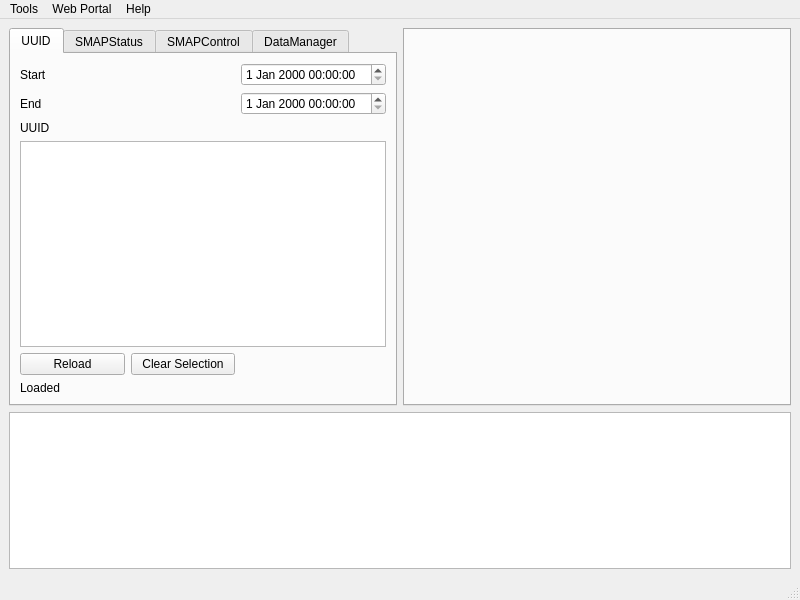
The window that gui/ui/weatherclientmain.ui (yshao/weathergit) describes before a commit, drawn with Qt 5.
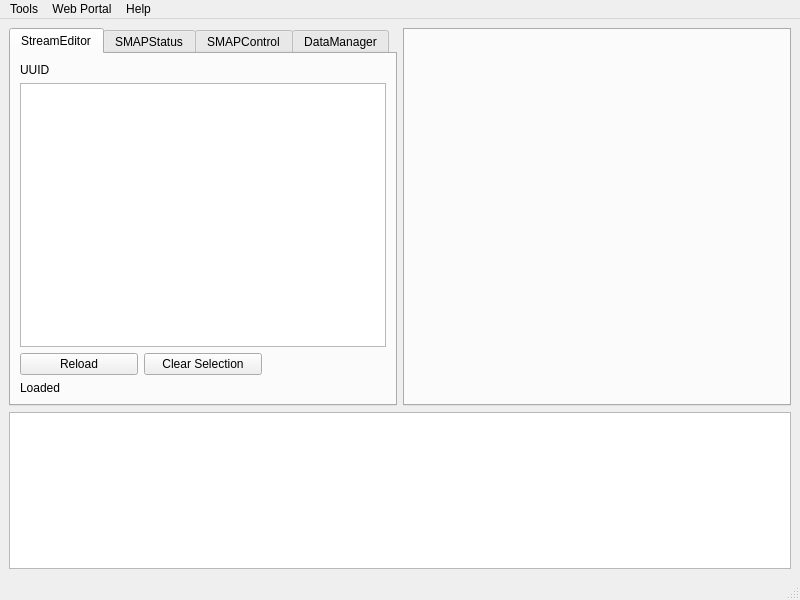
The same window after the commit. The open tabs and pages were chosen to show the change.

```diff
--- a/gui/ui/weatherclientmain.ui
+++ b/gui/ui/weatherclientmain.ui
@@ -22,64 +22,44 @@
       </property>
       <widget class="QWidget" name="tab">
        <attribute name="title">
-        <string>UUID</string>
+        <string>StreamEditor</string>
        </attribute>
        <layout class="QGridLayout" name="gridLayout">
-        <item row="4" column="0" colspan="3">
+        <item row="2" column="0" colspan="3">
          <widget class="QTableView" name="inUUIDList">
           <property name="sortingEnabled">
            <bool>false</bool>
           </property>
          </widget>
         </item>
-        <item row="3" column="0">
-         <widget class="QLabel" name="label_6">
-          <property name="text">
-           <string>UUID</string>
-          </property>
-         </widget>
-        </item>
-        <item row="1" column="2">
-         <widget class="QDateTimeEdit" name="inStartTime"/>
-        </item>
-        <item row="1" column="0">
-         <widget class="QLabel" name="label_4">
-          <property name="text">
-           <string>Start</string>
-          </property>
-         </widget>
-        </item>
-        <item row="2" column="0">
-         <widget class="QLabel" name="label_5">
-          <property name="text">
-           <string>End</string>
-          </property>
-         </widget>
-        </item>
-        <item row="2" column="2">
-         <widget class="QDateTimeEdit" name="inEndTime"/>
-        </item>
-        <item row="7" column="0">
+        <item row="5" column="0">
          <widget class="QLabel" name="label_3">
           <property name="text">
            <string>Loaded</string>
           </property>
          </widget>
         </item>
-        <item row="5" column="0">
-         <widget class="QPushButton" name="pushButton">
-          <property name="text">
-           <string>Reload</string>
-          </property>
-         </widget>
-        </item>
-        <item row="5" column="1">
+        <item row="3" column="1">
          <widget class="QPushButton" name="pushButton_2">
           <property name="text">
            <string>Clear Selection</string>
           </property>
          </widget>
         </item>
+        <item row="3" column="0">
+         <widget class="QPushButton" name="pushButton">
+          <property name="text">
+           <string>Reload</string>
+          </property>
+         </widget>
+        </item>
+        <item row="1" column="0">
+         <widget class="QLabel" name="label_6">
+          <property name="text">
+           <string>UUID</string>
+          </property>
+         </widget>
+        </item>
        </layout>
        <zorder>label_4</zorder>
        <zorder>label_5</zorder>
```
Left out of the diff: 6 changed lines with no effect on the pictures.
